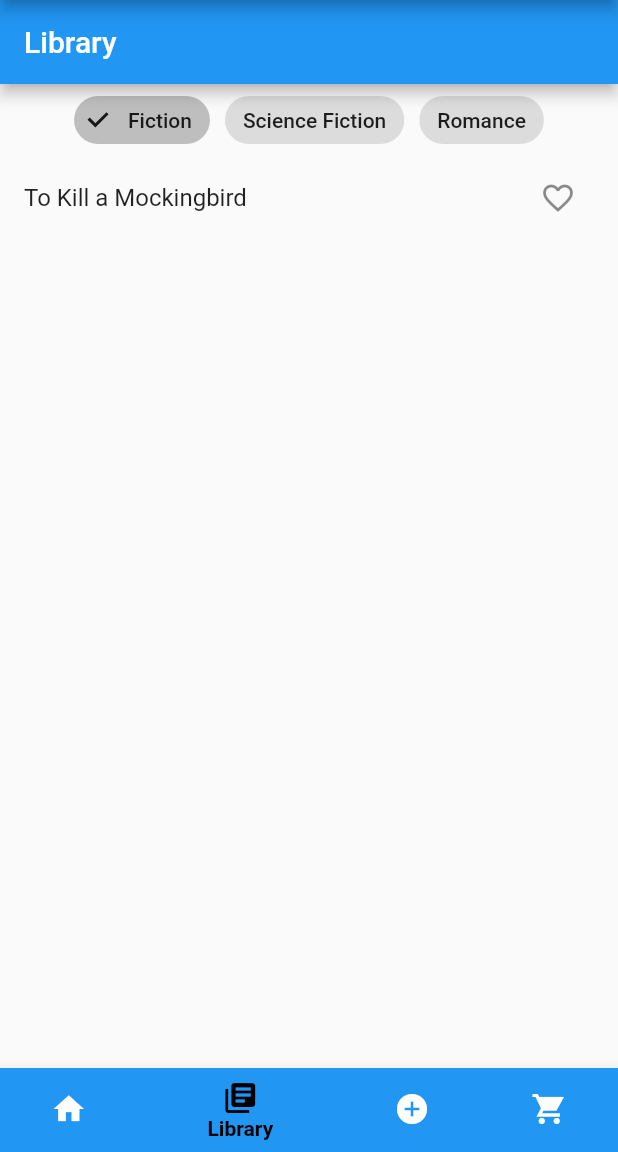
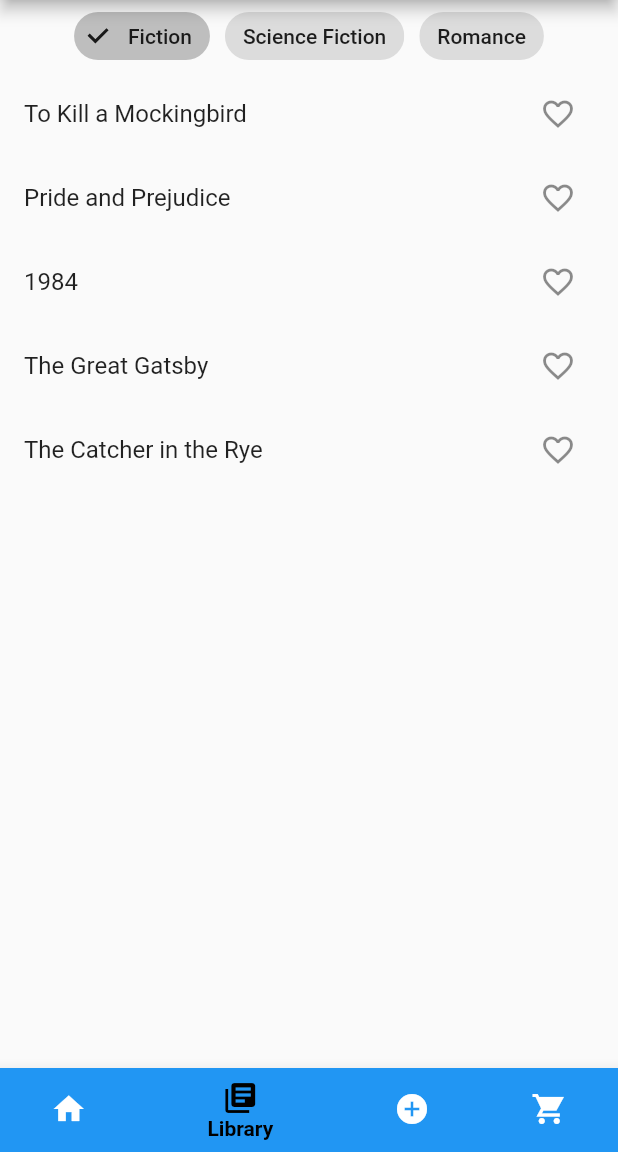
Before and after one commit to himacharan128/BookVerse, a Flutter app: the screen it shows after launch, item 2 of the bottom bar chosen, on a phone screen of 412 x 824 dp, the part 84-1236 px from its top. Run offline on Flutter 3.47's test engine with Material 2 defaults, Android fonts, the phone set to English and light mode, and no system bars.

Commit message:
wishlist_screen_updated

```diff
--- a/lib/HomeScreen.dart
+++ b/lib/HomeScreen.dart
@@ -1,21 +1,15 @@
 import 'package:flutter/material.dart';
-class HomeScreen extends StatefulWidget {
-  const HomeScreen({super.key});
+
+class HomeScreen extends StatelessWidget {
+  const HomeScreen({Key? key}) : super(key: key);
 
   @override
-  State<HomeScreen> createState() => _HomeScreenState();
-}
-
-class _HomeScreenState extends State<HomeScreen> {
-  @override
-  static const TextStyle optionStyle =
-  TextStyle(fontSize: 30, fontWeight: FontWeight.bold);
   Widget build(BuildContext context) {
     return Scaffold(
       body: Center(
-        child: Text(
+        child: const Text(
           'HOME',
-          style: optionStyle,
+          style: TextStyle(fontSize: 30, fontWeight: FontWeight.bold),
         ),
       ),
     );
--- a/lib/LibraryScreen.dart
+++ b/lib/LibraryScreen.dart
@@ -1,6 +1,7 @@
 import 'package:flutter/material.dart';
 import 'Book.dart';
 import 'BookDetailsScreen.dart';
+import 'WishlistScreen.dart';
 
 class LibraryScreen extends StatefulWidget {
   const LibraryScreen({Key? key}) : super(key: key);
@@ -21,8 +22,41 @@ class _LibraryScreenState extends State<LibraryScreen> {
         description:
         'To Kill a Mockingbird is a novel by Harper Lee published in 1960.',
         price: '\$10.99',
-        imageUrl: 'https://example.com/images/to-kill-a-mockingbird.jpg',
+        imageUrl: 'https://i.ibb.co/TkRQzN8/tkill.png',
       ),
+      Book(
+        title: 'Pride and Prejudice',
+        author: 'Jane Austen',
+        description:
+        'Pride and Prejudice is a novel by Jane Austen published in 1813.',
+        price: '\$9.99',
+        imageUrl: 'https://example.com/images/pride-and-prejudice.jpg',
+      ),
+      Book(
+        title: '1984',
+        author: 'George Orwell',
+        description:
+        '1984 is a dystopian novel by George Orwell published in 1949.',
+        price: '\$11.99',
+        imageUrl: 'https://example.com/images/1984.jpg',
+      ),
+      Book(
+        title: 'The Great Gatsby',
+        author: 'F. Scott Fitzgerald',
+        description:
+        'The Great Gatsby is a novel by F. Scott Fitzgerald published in 1925.',
+        price: '\$8.99',
+        imageUrl: 'https://example.com/images/the-great-gatsby.jpg',
+      ),
+      Book(
+        title: 'The Catcher in the Rye',
+        author: 'J.D. Salinger',
+        description:
+        'The Catcher in the Rye is a novel by J.D. Salinger published in 1951.',
+        price: '\$12.99',
+        imageUrl: 'https://example.com/images/the-catcher-in-the-rye.jpg',
+      ),
+      // Add more books...
     ],
     'Science Fiction': [
       Book(
@@ -32,6 +66,36 @@ class _LibraryScreenState extends State<LibraryScreen> {
         price: '\$12.99',
         imageUrl: 'https://example.com/images/dune.jpg',
       ),
+      Book(
+        title: 'Ender\'s Game',
+        author: 'Orson Scott Card',
+        description:
+        'Ender\'s Game is a science fiction novel by Orson Scott Card.',
+        price: '\$9.99',
+        imageUrl: 'https://example.com/images/enders-game.jpg',
+      ),
+      Book(
+        title: 'Foundation',
+        author: 'Isaac Asimov',
+        description: 'Foundation is a science fiction novel by Isaac Asimov.',
+        price: '\$11.99',
+        imageUrl: 'https://example.com/images/foundation.jpg',
+      ),
+      Book(
+        title: 'Neuromancer',
+        author: 'William Gibson',
+        description: 'Neuromancer is a science fiction novel by William Gibson.',
+        price: '\$10.99',
+        imageUrl: 'https://example.com/images/neuromancer.jpg',
+      ),
+      Book(
+        title: 'Snow Crash',
+        author: 'Neal Stephenson',
+        description: 'Snow Crash is a science fiction novel by Neal Stephenson.',
+        price: '\$13.99',
+        imageUrl: 'https://example.com/images/snow-crash.jpg',
+      ),
+      // Add more books...
     ],
     'Romance': [
       Book(
@@ -41,8 +105,47 @@ class _LibraryScreenState extends State<LibraryScreen> {
         price: '\$12.99',
         imageUrl: 'https://example.com/images/romance.jpg',
       ),
+      Book(
+        title: 'The Hunger Games',
+        author: 'Suzanne Collins',
+        description: 'The Hunger Games is a dystopian novel published in 2008.',
+        price: '\$9.99',
+        imageUrl: 'https://example.com/images/hunger-games.jpg',
+      ),
+      Book(
+        title: 'Dune',
+        author: 'Frank Herbert',
+        description: 'Dune is a science fiction novel published in 1965.',
+        price: '\$11.99',
+        imageUrl: 'https://example.com/images/dune.jpg',
+      ),
+      Book(
+        title: 'Ender\'s Game',
+        author: 'Orson Scott Card',
+        description:
+        'Ender\'s Game is a military science fiction novel published in 1985.',
+        price: '\$10.99',
+        imageUrl: 'https://example.com/images/enders-game.jpg',
+      ),
+      Book(
+        title: 'The Martian',
+        author: 'Andy Weir',
+        description: 'The Martian is a science fiction novel published in 2011.',
+        price: '\$8.99',
+        imageUrl: 'https://example.com/images/the-martian.jpg',
+      ),
+      Book(
+        title: 'Neuromancer',
+        author: 'William Gibson',
+        description:
+        'Neuromancer is a cyberpunk science fiction novel published in 1984.',
+        price: '\$12.99',
+        imageUrl: 'https://example.com/images/neuromancer.jpg',
+      ),
     ],
+    // Add more genres...
   };
+
 
   String selectedGenre = 'Fiction';
   List<Book> selectedBooks = [];
@@ -71,21 +174,17 @@ class _LibraryScreenState extends State<LibraryScreen> {
   }
 
   void handleWishlistButtonPressed(Book book) {
-    setState(() {
-      if (wishlistBooks.contains(book)) {
-        wishlistBooks.remove(book);
-      } else {
-        wishlistBooks.add(book);
-      }
-    });
+    Navigator.push(
+      context,
+      MaterialPageRoute(
+        builder: (context) => BookDetailsScreen(book: book),
+      ),
+    );
   }
 
   @override
   Widget build(BuildContext context) {
     return Scaffold(
-      appBar: AppBar(
-        title: const Text('Library'),
-      ),
       body: Column(
         children: [
           Wrap(
--- a/lib/WishlistScreen.dart
+++ b/lib/WishlistScreen.dart
@@ -1,17 +1,17 @@
 import 'package:flutter/material.dart';
+import 'package:provider/provider.dart';
 import 'Book.dart';
+import 'wishlist_books_notifier.dart';
 
 class WishlistScreen extends StatelessWidget {
   final Set<Book> wishlistBooks;
 
-  const WishlistScreen({required this.wishlistBooks});
+  WishlistScreen({required this.wishlistBooks});
 
   @override
   Widget build(BuildContext context) {
+    final wishlistBooks = context.watch<WishlistBooksNotifier>().wishlistBooks;
     return Scaffold(
-      appBar: AppBar(
-        title: const Text('Wishlist'),
-      ),
       body: ListView.builder(
         itemCount: wishlistBooks.length,
         itemBuilder: (context, index) {
@@ -19,6 +19,7 @@ class WishlistScreen extends StatelessWidget {
           return ListTile(
             title: Text(book.title),
             subtitle: Text(book.author),
+            // Display other book details as needed
           );
         },
       ),
--- a/lib/home_screen.dart
+++ b/lib/home_screen.dart
@@ -1,13 +1,14 @@
 import 'package:flutter/material.dart';
-
-import 'HomeScreen.dart';
+import 'package:provider/provider.dart';
+import 'Book.dart';
+import 'WishlistScreen.dart';
 import 'LibraryScreen.dart';
 import 'StoreScreen.dart';
-import 'WishlistScreen.dart';
-import 'Book.dart';
+import 'HomeScreen.dart';
+import 'wishlist_books_notifier.dart';
 
 class Home extends StatefulWidget {
-  const Home({Key? key}) : super(key: key);
+  Home({Key? key}) : super(key: key);
 
   @override
   State<Home> createState() => _HomeState();
@@ -15,13 +16,20 @@ class Home extends StatefulWidget {
 
 class _HomeState extends State<Home> {
   int _selectedIndex = 0;
+  final WishlistBooksNotifier wishlistBooksNotifier = WishlistBooksNotifier();
+  static Set<Book> wishlistBooks = {}; // Create an empty set of wishlistBooks
 
-  static const List<Widget> _widgetOptions = <Widget>[
-    HomeScreen(),
-    LibraryScreen(),
-    WishlistScreen(wishlistBooks: {}), // Add an empty set of wishlistBooks
-    StoreScreen(),
-  ];
+  static List<Widget> _widgetOptions(BuildContext context) {
+    final notifier = Provider.of<WishlistBooksNotifier>(context);
+    return <Widget>[
+      HomeScreen(),
+      LibraryScreen(),
+      Builder(
+        builder: (context) => WishlistScreen(wishlistBooks: notifier.wishlistBooks),
+      ),
+      StoreScreen(),
+    ];
+  }
 
   void _onItemTapped(int index) {
     setState(() {
@@ -31,14 +39,16 @@ class _HomeState extends State<Home> {
 
   @override
   Widget build(BuildContext context) {
-    return Scaffold(
+    return ChangeNotifierProvider(
+        create: (_) => WishlistBooksNotifier(),
+    child: Scaffold(
       appBar: AppBar(
         title: const Text('BookVerse'),
         centerTitle: true,
       ),
       body: Center(
         child: Container(
-          child: _widgetOptions.elementAt(_selectedIndex),
+          child: _widgetOptions(context).elementAt(_selectedIndex),
         ),
       ),
       bottomNavigationBar: BottomNavigationBar(
@@ -70,6 +80,7 @@ class _HomeState extends State<Home> {
         currentIndex: _selectedIndex,
         onTap: _onItemTapped,
       ),
+    ),
     );
   }
 }
--- a/lib/main.dart
+++ b/lib/main.dart
@@ -1,11 +1,17 @@
 import 'package:bookverse/home_screen.dart';
 import 'package:bookverse/login_screen.dart';
 import 'package:flutter/material.dart';
-
 import 'SplashScreen.dart';
+import 'package:provider/provider.dart';
+import 'wishlist_books_notifier.dart';
 
 void main() {
-  runApp(BookVerseApp());
+  runApp(
+    ChangeNotifierProvider(
+      create: (context) => WishlistBooksNotifier(),
+      child: BookVerseApp(),
+    ),
+  );
 }
 
 class BookVerseApp extends StatelessWidget {
@@ -16,8 +22,8 @@ class BookVerseApp extends StatelessWidget {
       initialRoute: 'splash',
       routes: {
         'login': (context) => login(),
-        'home': (context) => Home() ,
-        'splash':(context)=> Splash(),
+        'home': (context) => Home(),
+        'splash': (context) => Splash(),
       },
     );
   }
--- /dev/null
+++ b/lib/wishlist_books_notifier.dart
@@ -0,0 +1,17 @@
+import 'package:flutter/foundation.dart';
+import 'Book.dart';
+import 'package:provider/provider.dart';
+
+class WishlistBooksNotifier extends ChangeNotifier {
+  Set<Book> wishlistBooks = {};
+
+  void addToWishlist(Book book) {
+    wishlistBooks.add(book);
+    notifyListeners();
+  }
+
+  void removeFromWishlist(Book book) {
+    wishlistBooks.remove(book);
+    notifyListeners();
+  }
+}
--- a/pubspec.yaml
+++ b/pubspec.yaml
@@ -30,6 +30,7 @@ environment:
 dependencies:
   flutter:
     sdk: flutter
+  provider: ^6.0.0
 
 
   # The following adds the Cupertino Icons font to your application.
@@ -61,6 +62,9 @@ flutter:
   # To add assets to your application, add an assets section, like this:
   assets:
     - assets/images/LOGO.jpg
+    - assets/images/dune.jpg
+    - assets/images/romance.jpg
+    - assets/images/tkill.jpg
   #   - images/a_dot_ham.jpeg
 
   # An image asset can refer to one or more resolution-specific "variants", see
```
Also changed, not shown: assets/images/dune.jpg (added), assets/images/romance.jpg (added), assets/images/tkill.jpg (added), pubspec.lock.
